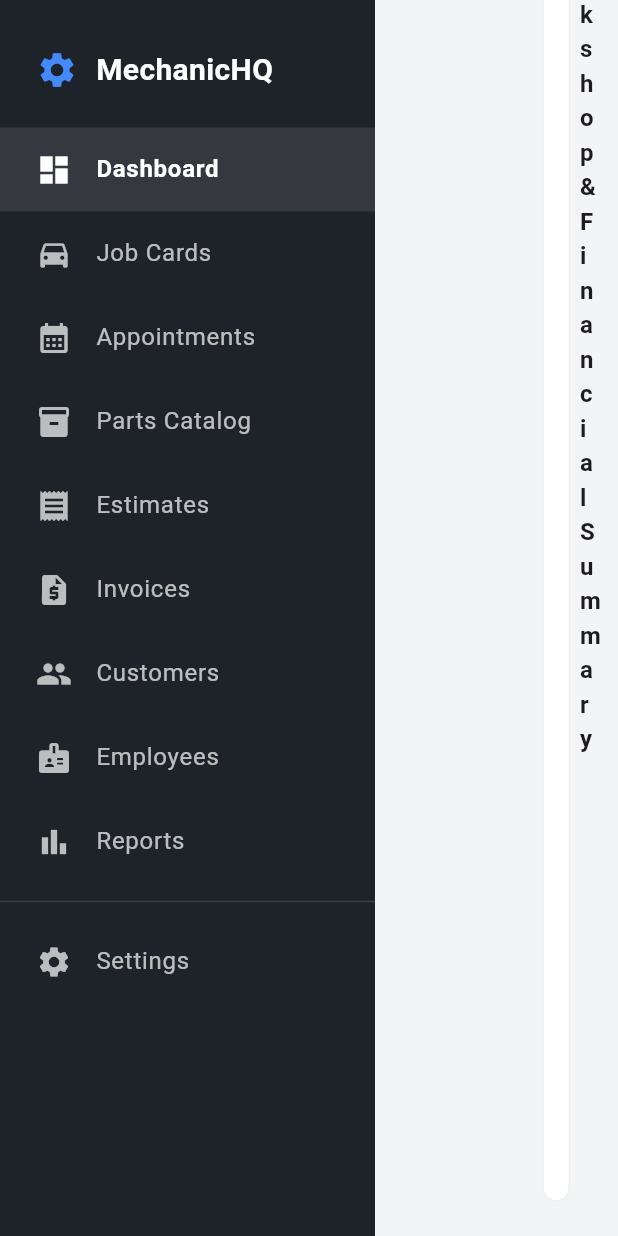
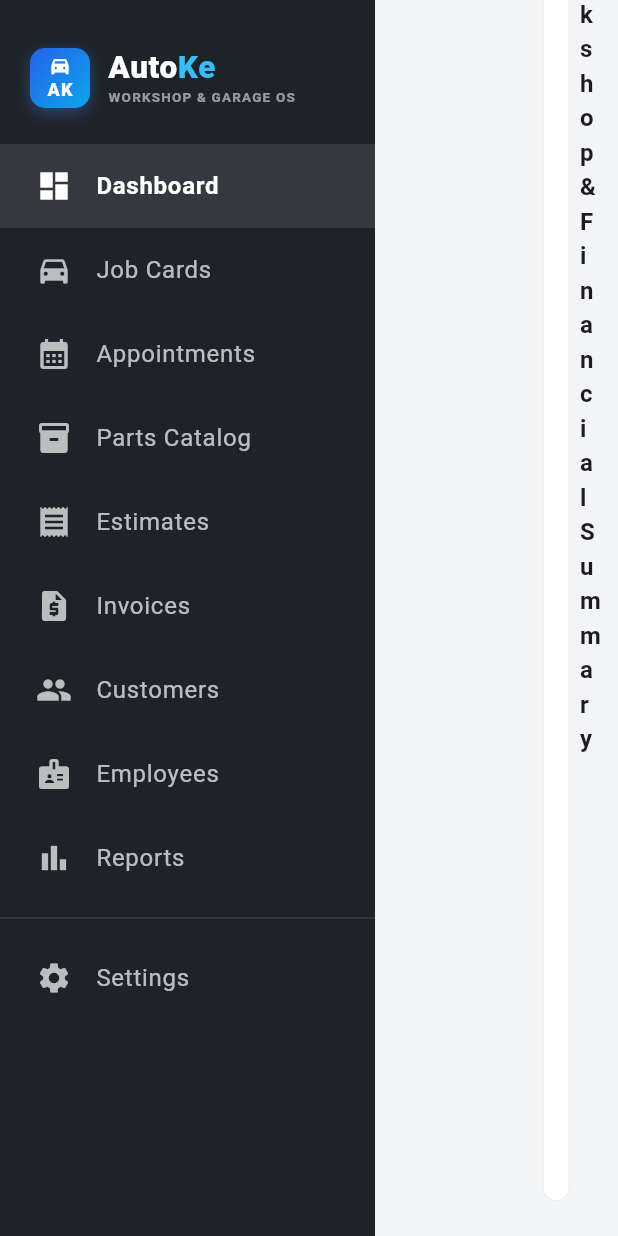
Before and after one commit to ayoratony/auto-repair-workshop, a Flutter app: the WebDashboardScreen screen opened directly, scrolled down 2880 dp, on a phone screen of 412 x 824 dp. Run offline on Flutter 3.47's test engine with Material 3 defaults, Android fonts, the phone set to English and light mode, and no system bars; our stand-ins replace pdf, printing; missing offline and left inert: dart:html; network calls fail.

Commit message:
Brand app as AutoKe with custom SVG/PNG logos and remove Flutter icons

```diff
--- a/frontend/lib/main.dart
+++ b/frontend/lib/main.dart
@@ -13,7 +13,7 @@ class AutoRepairApp extends StatelessWidget {
   @override
   Widget build(BuildContext context) {
     return MaterialApp(
-      title: 'Auto Repair System',
+      title: 'AutoKe',
       debugShowCheckedModeBanner: false,
       theme: ThemeData(
         primarySwatch: Colors.blue,
--- a/frontend/lib/screens/web/invoice_pdf_service.dart
+++ b/frontend/lib/screens/web/invoice_pdf_service.dart
@@ -18,7 +18,7 @@ class InvoicePdfService {
   }) async {
     final pdf = pw.Document(
       title: isInvoice ? 'Tax Invoice' : 'Official Estimate',
-      author: workshopSettings['name']?.toString() ?? 'MechanicHQ Auto Workshop',
+      author: workshopSettings['name']?.toString() ?? 'AutoKe Auto Workshop',
     );
 
     final fontRegular = pw.Font.helvetica();
@@ -1234,7 +1234,7 @@ class InvoicePdfService {
   }) {
     final workshopName = (workshopSettings['name']?.toString().trim().isNotEmpty ?? false)
         ? workshopSettings['name'].toString()
-        : 'MechanicHQ Auto Workshop';
+        : 'AutoKe Auto Workshop';
     final workshopAddress = (workshopSettings['address']?.toString().trim().isNotEmpty ?? false)
         ? workshopSettings['address'].toString()
         : 'Enterprise Road, Industrial Area, Nairobi, Kenya';
@@ -1424,7 +1424,7 @@ class InvoicePdfService {
   }) async {
     final pdf = pw.Document(
       title: 'Vehicle Receiving Memo & Job Card - Customer Copy',
-      author: workshopSettings['name']?.toString() ?? 'MechanicHQ Auto Workshop',
+      author: workshopSettings['name']?.toString() ?? 'AutoKe Auto Workshop',
     );
 
     final fontRegular = pw.Font.helvetica();
@@ -2891,7 +2891,7 @@ class InvoicePdfService {
   }) {
     final workshopName = (workshopSettings['name']?.toString().trim().isNotEmpty ?? false)
         ? workshopSettings['name'].toString()
-        : 'MechanicHQ Auto Workshop';
+        : 'AutoKe Auto Workshop';
     final workshopAddress = (workshopSettings['address']?.toString().trim().isNotEmpty ?? false)
         ? workshopSettings['address'].toString()
         : 'Enterprise Road, Industrial Area, Nairobi, Kenya';
@@ -2997,7 +2997,7 @@ class InvoicePdfService {
   }) async {
     final pdf = pw.Document(
       title: 'Official Payment Receipt & Gate Pass',
-      author: workshopSettings['name']?.toString() ?? 'MechanicHQ Auto Workshop',
+      author: workshopSettings['name']?.toString() ?? 'AutoKe Auto Workshop',
     );
     final fontRegular = pw.Font.helvetica();
     final fontBold = pw.Font.helveticaBold();
--- a/frontend/lib/screens/web/web_dashboard_screen.dart
+++ b/frontend/lib/screens/web/web_dashboard_screen.dart
@@ -958,7 +958,7 @@ class _WebDashboardScreenState extends State<WebDashboardScreen> {
                           const SizedBox(width: 10),
                           OutlinedButton.icon(
                             onPressed: () {
-                              final msg = 'Hello ${customer['name'] ?? 'Customer'}, your vehicle ${vehicle['registrationNo'] ?? ''} (Job Card $jobNo) at ${_workshopSettings['name'] ?? 'MechanicHQ'} is currently in stage: ${_statusLabel(job['status'] ?? 'IN_PROGRESS')}.';
+                              final msg = 'Hello ${customer['name'] ?? 'Customer'}, your vehicle ${vehicle['registrationNo'] ?? ''} (Job Card $jobNo) at ${_workshopSettings['name'] ?? 'AutoKe'} is currently in stage: ${_statusLabel(job['status'] ?? 'IN_PROGRESS')}.';
                               _launchWhatsAppMessage(customer['phone']?.toString() ?? '', msg);
                             },
                             icon: const Icon(Icons.chat_outlined, size: 16, color: Colors.green),
@@ -1464,7 +1464,7 @@ class _WebDashboardScreenState extends State<WebDashboardScreen> {
               OutlinedButton.icon(
                 onPressed: () {
                   final firstReg = vehicles.isNotEmpty ? vehicles.first['registrationNo'] : 'your vehicle';
-                  final msg = 'Hello ${customer['name']}, this is a courtesy reminder from ${_workshopSettings['name'] ?? 'MechanicHQ'} that $firstReg is due for its scheduled routine maintenance service.';
+                  final msg = 'Hello ${customer['name']}, this is a courtesy reminder from ${_workshopSettings['name'] ?? 'AutoKe'} that $firstReg is due for its scheduled routine maintenance service.';
                   _launchWhatsAppMessage(customer['phone']?.toString() ?? '', msg);
                 },
                 icon: const Icon(Icons.chat_outlined, size: 16, color: Colors.green),
@@ -1767,16 +1767,56 @@ class _WebDashboardScreenState extends State<WebDashboardScreen> {
         children: [
           const SizedBox(height: 32),
           Padding(
-            padding: const EdgeInsets.symmetric(horizontal: 24.0),
+            padding: const EdgeInsets.symmetric(horizontal: 20.0),
             child: Row(
               children: [
-                const Icon(Icons.settings, color: Colors.blueAccent, size: 28),
+                Container(
+                  width: 40,
+                  height: 40,
+                  decoration: BoxDecoration(
+                    gradient: const LinearGradient(
+                      colors: [Color(0xFF2563EB), Color(0xFF0EA5E9)],
+                      begin: Alignment.topLeft,
+                      end: Alignment.bottomRight,
+                    ),
+                    borderRadius: BorderRadius.circular(10),
+                    boxShadow: [
+                      BoxShadow(color: Colors.blueAccent.withOpacity(0.35), blurRadius: 8, offset: const Offset(0, 3)),
+                    ],
+                  ),
+                  child: const Stack(
+                    alignment: Alignment.center,
+                    children: [
+                      Positioned(top: 4, child: Icon(Icons.directions_car_filled, color: Colors.white, size: 15)),
+                      Positioned(
+                        bottom: 4,
+                        child: Text(
+                          'AK',
+                          style: TextStyle(color: Colors.white, fontSize: 12, fontWeight: FontWeight.w900, letterSpacing: 0.8),
+                        ),
+                      ),
+                    ],
+                  ),
+                ),
                 const SizedBox(width: 12),
                 Expanded(
-                  child: Text(
-                    _workshopSettings['name']?.toString().split(' ').first ?? 'MechanicHQ',
-                    style: const TextStyle(color: Colors.white, fontSize: 20, fontWeight: FontWeight.bold),
-                    overflow: TextOverflow.ellipsis,
+                  child: Column(
+                    crossAxisAlignment: CrossAxisAlignment.start,
+                    children: [
+                      RichText(
+                        overflow: TextOverflow.ellipsis,
+                        text: const TextSpan(
+                          children: [
+                            TextSpan(text: 'Auto', style: TextStyle(color: Colors.white, fontSize: 21, fontWeight: FontWeight.w900, letterSpacing: 0.4)),
+                            TextSpan(text: 'Ke', style: TextStyle(color: Color(0xFF38BDF8), fontSize: 21, fontWeight: FontWeight.w900, letterSpacing: 0.4)),
+                          ],
+                        ),
+                      ),
+                      const Text(
+                        'WORKSHOP & GARAGE OS',
+                        style: TextStyle(color: Colors.white54, fontSize: 9, fontWeight: FontWeight.bold, letterSpacing: 0.8),
+                      ),
+                    ],
                   ),
                 ),
               ],
@@ -1907,7 +1947,10 @@ class _WebDashboardScreenState extends State<WebDashboardScreen> {
               ),
             ),
             const SizedBox(width: 10),
-            const CircleAvatar(backgroundColor: Colors.blueAccent, child: Text('AR', style: TextStyle(color: Colors.white))),
+            const CircleAvatar(
+              backgroundColor: Color(0xFF1E3A8A),
+              child: Text('AK', style: TextStyle(color: Colors.white, fontWeight: FontWeight.w900)),
+            ),
             const SizedBox(width: 12),
             Column(
               crossAxisAlignment: CrossAxisAlignment.start,
@@ -2646,7 +2689,7 @@ class _WebDashboardScreenState extends State<WebDashboardScreen> {
                                   tooltip: 'Send Quotation on WhatsApp for Approval',
                                   icon: const Icon(Icons.chat_outlined, color: Colors.green, size: 18),
                                   onPressed: () {
-                                    final msg = 'Hello $customer, your repair quotation for vehicle $reg at ${_workshopSettings['name'] ?? 'MechanicHQ'} is KSH ${total.toStringAsFixed(0)} (Incl. ${discRate.toStringAsFixed(0)}% discount & 16% VAT). Please reply APPROVED so we can proceed with the repair.';
+                                    final msg = 'Hello $customer, your repair quotation for vehicle $reg at ${_workshopSettings['name'] ?? 'AutoKe'} is KSH ${total.toStringAsFixed(0)} (Incl. ${discRate.toStringAsFixed(0)}% discount & 16% VAT). Please reply APPROVED so we can proceed with the repair.';
                                     _launchWhatsAppMessage(phone, msg);
                                   },
                                 ),
@@ -2838,7 +2881,7 @@ class _WebDashboardScreenState extends State<WebDashboardScreen> {
                             tooltip: 'Send WhatsApp Invoice Summary',
                             icon: const Icon(Icons.chat_outlined, color: Colors.green, size: 20),
                             onPressed: () {
-                              final msg = 'Hello $customer, your invoice INV-${inv['id'].toString().substring(0, 6).toUpperCase()} for $reg at ${_workshopSettings['name'] ?? 'MechanicHQ'} is KSH ${total.toStringAsFixed(0)} (Paid: KSH ${paid.toStringAsFixed(0)}, Balance Due: KSH ${bal.toStringAsFixed(0)}). Thank you!';
+                              final msg = 'Hello $customer, your invoice INV-${inv['id'].toString().substring(0, 6).toUpperCase()} for $reg at ${_workshopSettings['name'] ?? 'AutoKe'} is KSH ${total.toStringAsFixed(0)} (Paid: KSH ${paid.toStringAsFixed(0)}, Balance Due: KSH ${bal.toStringAsFixed(0)}). Thank you!';
                               _launchWhatsAppMessage(phone, msg);
                             },
                           ),
@@ -3045,7 +3088,7 @@ class _WebDashboardScreenState extends State<WebDashboardScreen> {
                               onPressed: () {
                                 _launchWhatsAppMessage(
                                   (r['phone'] ?? '').toString(),
-                                  'Hello ${r['customerName']}, service reminder from ${_workshopSettings['name'] ?? 'MechanicHQ'}: your vehicle ${r['registrationNo']} (${r['makeModel']}) is due for its next periodic service at ${r['nextServiceMileage']} km (${_formatDate(r['nextServiceDate'])}). Reply to book a bay!',
+                                  'Hello ${r['customerName']}, service reminder from ${_workshopSettings['name'] ?? 'AutoKe'}: your vehicle ${r['registrationNo']} (${r['makeModel']}) is due for its next periodic service at ${r['nextServiceMileage']} km (${_formatDate(r['nextServiceDate'])}). Reply to book a bay!',
                                 );
                               },
                               icon: const Icon(Icons.chat_outlined, size: 15),
@@ -3472,7 +3515,7 @@ class _WebDashboardScreenState extends State<WebDashboardScreen> {
                                   onPressed: () {
                                     _launchWhatsAppMessage(
                                       phone,
-                                      'Hello $cust, polite reminder from ${_workshopSettings['name'] ?? 'MechanicHQ'} regarding outstanding balance of KSH ${bal.toStringAsFixed(0)} on Invoice INV-${inv['id'].toString().substring(0, 6).toUpperCase()} for vehicle $reg.',
+                                      'Hello $cust, polite reminder from ${_workshopSettings['name'] ?? 'AutoKe'} regarding outstanding balance of KSH ${bal.toStringAsFixed(0)} on Invoice INV-${inv['id'].toString().substring(0, 6).toUpperCase()} for vehicle $reg.',
                                     );
                                   },
                                 ),
```
Also changed, not shown: frontend/lib/screens/mobile/mobile_home_screen.dart (+23 -5 lines), 19 other files.
